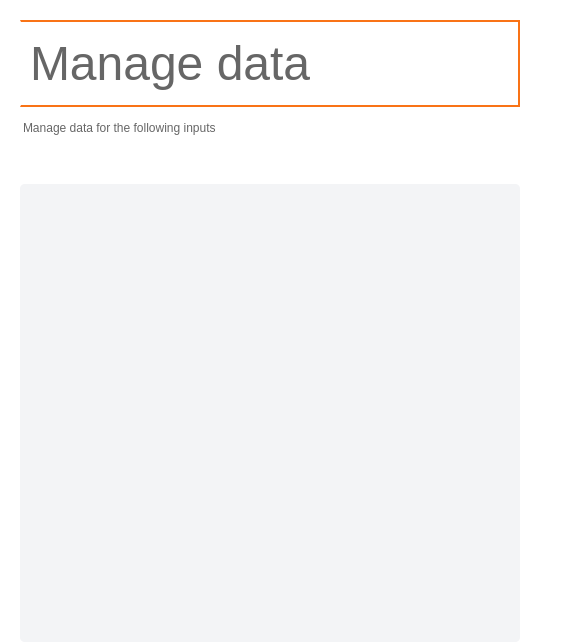
Ph4sm4/FinelogApp, file adminpanel.ui: the form before one commit.
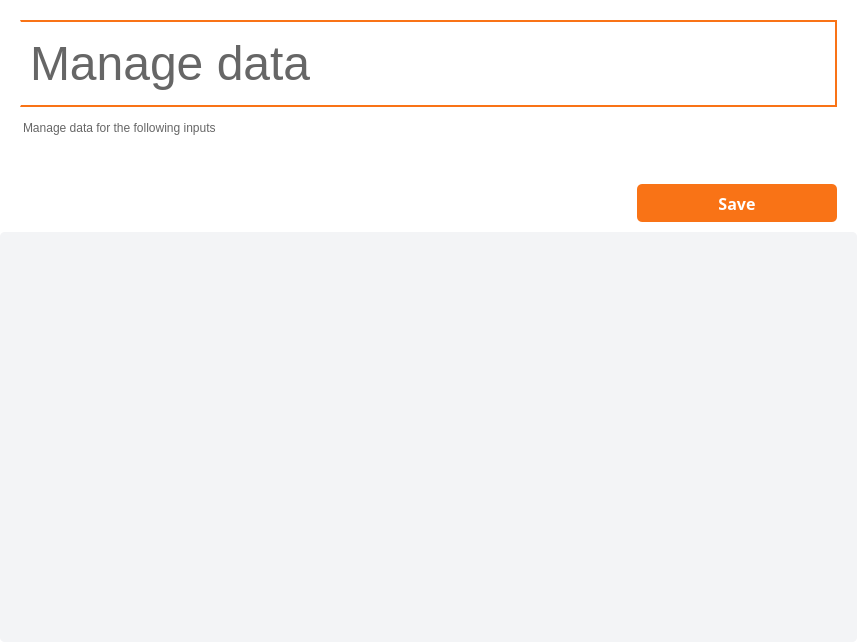
The form after the commit. Icons and pictures are not drawn.

What changed in the file:
```diff
--- a/adminpanel.ui
+++ b/adminpanel.ui
@@ -6,14 +6,14 @@
    <rect>
     <x>0</x>
     <y>0</y>
-    <width>583</width>
+    <width>857</width>
     <height>642</height>
    </rect>
   </property>
   <property name="windowTitle">
    <string>Form</string>
   </property>
-  <layout class="QVBoxLayout" name="verticalLayout_13">
+  <layout class="QVBoxLayout" name="verticalLayout_18">
    <property name="spacing">
     <number>0</number>
    </property>
@@ -1352,18 +1352,24 @@
         <number>0</number>
        </property>
        <item>
-        <layout class="QHBoxLayout" name="horizontalLayout_11">
+        <layout class="QVBoxLayout" name="verticalLayout_19">
          <property name="leftMargin">
-          <number>20</number>
+          <number>0</number>
          </property>
          <property name="rightMargin">
-          <number>20</number>
+          <number>0</number>
          </property>
          <item>
           <layout class="QVBoxLayout" name="verticalLayout_14">
            <property name="spacing">
             <number>9</number>
            </property>
+           <property name="leftMargin">
+            <number>20</number>
+           </property>
+           <property name="rightMargin">
+            <number>20</number>
+           </property>
            <item>
             <widget class="QFrame" name="frame_2">
              <property name="styleSheet">
@@ -1425,6 +1431,49 @@
                 </property>
                </spacer>
               </item>
+              <item>
+               <layout class="QVBoxLayout" name="verticalLayout_13">
+                <item>
+                 <widget class="QPushButton" name="backToPanel_3">
+                  <property name="font">
+                   <font>
+                    <pointsize>12</pointsize>
+                   </font>
+                  </property>
+                  <property name="layoutDirection">
+                   <enum>Qt::RightToLeft</enum>
+                  </property>
+                  <property name="styleSheet">
+                   <string notr="true">QPushButton {
+background: transparent;
+color: black;
+border-radius: 8px;
+height: 30px;
+}
+
+QPushButton:pressed,
+QPushButton:focus {
+outline: none;
+background: transparent;
+}</string>
+                  </property>
+                  <property name="text">
+                   <string/>
+                  </property>
+                  <property name="icon">
+                   <iconset resource="Images.qrc">
+                    <normaloff>:/icons/content/arrow_back.svg</normaloff>:/icons/content/arrow_back.svg</iconset>
+                  </property>
+                  <property name="iconSize">
+                   <size>
+                    <width>40</width>
+                    <height>40</height>
+                   </size>
+                  </property>
+                 </widget>
+                </item>
+               </layout>
+              </item>
              </layout>
             </widget>
            </item>
@@ -1462,6 +1511,74 @@
             </spacer>
            </item>
            <item>
+            <widget class="QPushButton" name="saveChanges">
+             <property name="minimumSize">
+              <size>
+               <width>200</width>
+               <height>0</height>
+              </size>
+             </property>
+             <property name="maximumSize">
+              <size>
+               <width>200</width>
+               <height>16777215</height>
+              </size>
+             </property>
+             <property name="font">
+              <font>
+               <family>Microsoft JhengHei</family>
+               <pointsize>12</pointsize>
+               <italic>false</italic>
+               <bold>true</bold>
+              </font>
+             </property>
+             <property name="layoutDirection">
+              <enum>Qt::RightToLeft</enum>
+             </property>
+             <property name="styleSheet">
+              <string notr="true">QPushButton {
+background-color:  rgb(249, 115, 22);
+height: 30px;
+border-radius: 5px;
+color: white;
+padding: 4px 0;
+}</string>
+             </property>
+             <property name="text">
+              <string>Save</string>
+             </property>
+             <property name="icon">
+              <iconset resource="Images.qrc">
+               <normaloff>:/icons/content/check-circle.svg</normaloff>
+               <disabledoff>:/icons/content/check-circle-grayed.svg</disabledoff>:/icons/content/check-circle.svg</iconset>
+             </property>
+             <property name="iconSize">
+              <size>
+               <width>22</width>
+               <height>22</height>
+              </size>
+             </property>
+            </widget>
+           </item>
+           <item>
+            <spacer name="verticalSpacer_9">
+             <property name="orientation">
+              <enum>Qt::Vertical</enum>
+             </property>
+             <property name="sizeType">
+              <enum>QSizePolicy::Fixed</enum>
+             </property>
+             <property name="sizeHint" stdset="0">
+              <size>
+               <width>20</width>
+               <height>10</height>
+              </size>
+             </property>
+            </spacer>
+           </item>
+          </layout>
+         </item>
+         <item>
             <widget class="QScrollArea" name="scrollArea_4">
              <property name="styleSheet">
               <string notr="true">QScrollArea {
@@ -1512,75 +1629,17 @@
                <rect>
                 <x>0</x>
                 <y>0</y>
-                <width>487</width>
-                <height>434</height>
-               </rect>
-              </property>
-              <layout class="QVBoxLayout" name="verticalLayout_17"/>
-             </widget>
-            </widget>
-           </item>
-          </layout>
-         </item>
-         <item>
-          <layout class="QVBoxLayout" name="verticalLayout_15">
-           <item>
-            <layout class="QHBoxLayout" name="horizontalLayout_12">
-             <item>
-              <widget class="QPushButton" name="backToPanel_3">
-               <property name="font">
-                <font>
-                 <pointsize>12</pointsize>
-                </font>
-               </property>
-               <property name="layoutDirection">
-                <enum>Qt::RightToLeft</enum>
-               </property>
-               <property name="styleSheet">
-                <string notr="true">QPushButton {
-background: transparent;
-color: black;
-border-radius: 8px;
-height: 30px;
-}
-
-QPushButton:pressed,
-QPushButton:focus {
-outline: none;
-background: transparent;
-}</string>
-               </property>
-               <property name="text">
-                <string/>
-               </property>
-               <property name="icon">
-                <iconset resource="Images.qrc">
-                 <normaloff>:/icons/content/arrow_back.svg</normaloff>:/icons/content/arrow_back.svg</iconset>
-               </property>
-               <property name="iconSize">
-                <size>
-                 <width>40</width>
-                 <height>40</height>
-                </size>
-               </property>
-              </widget>
-             </item>
+              <width>855</width>
+              <height>371</height>
+             </rect>
+            </property>
+            <layout class="QVBoxLayout" name="verticalLayout_17">
+             <property name="spacing">
+              <number>20</number>
+             </property>
             </layout>
-           </item>
-           <item>
-            <spacer name="verticalSpacer_9">
-             <property name="orientation">
-              <enum>Qt::Vertical</enum>
-             </property>
-             <property name="sizeHint" stdset="0">
-              <size>
-               <width>20</width>
-               <height>40</height>
-              </size>
-             </property>
-            </spacer>
-           </item>
-          </layout>
+           </widget>
+          </widget>
          </item>
         </layout>
        </item>
```
Left out of the diff: 6 changed lines with no effect on the pictures. Lines whose indentation alone changed are shown as unchanged.
